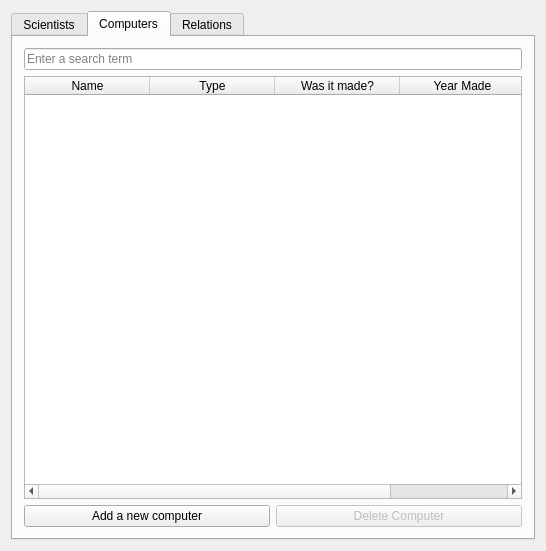
Before: the Qt Designer form week3/mainwindow.ui in jonsig/verklegt-namskeid-1, drawn with Qt 5.
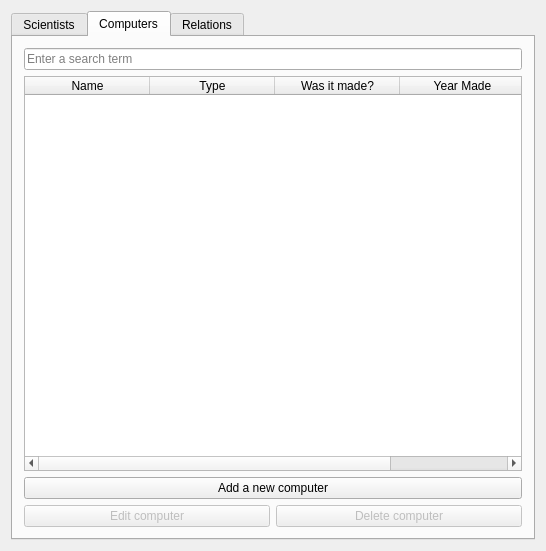
After: the same form once the commit is applied. The open tabs and pages were chosen to show the change.

Commit message: rename addComputer í AddComputer, gerði update computer takka

Patch:
```diff
--- a/week3/mainwindow.ui
+++ b/week3/mainwindow.ui
@@ -169,12 +169,22 @@
           </column>
          </widget>
         </item>
+        <item>
+         <widget class="QPushButton" name="buttonAddNewComputer">
+          <property name="text">
+           <string>Add a new computer</string>
+          </property>
+         </widget>
+        </item>
         <item>
          <layout class="QHBoxLayout" name="horizontalLayout_2">
           <item>
-           <widget class="QPushButton" name="buttonAddNewComputer">
+           <widget class="QPushButton" name="buttonComputerEdit">
+            <property name="enabled">
+             <bool>false</bool>
+            </property>
             <property name="text">
-             <string>Add a new computer</string>
+             <string>Edit computer</string>
             </property>
            </widget>
           </item>
@@ -184,7 +194,7 @@
              <bool>false</bool>
             </property>
             <property name="text">
-             <string>Delete Computer</string>
+             <string>Delete computer</string>
             </property>
            </widget>
           </item>
```
Left out of the diff: 2 changed lines with no effect on the pictures. The commit also changes 6 other files.
